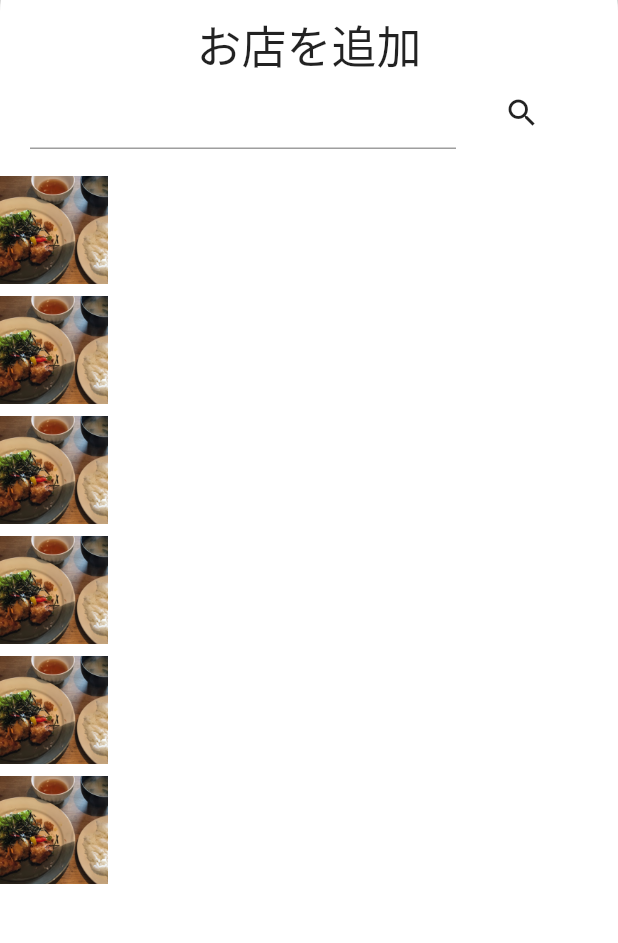
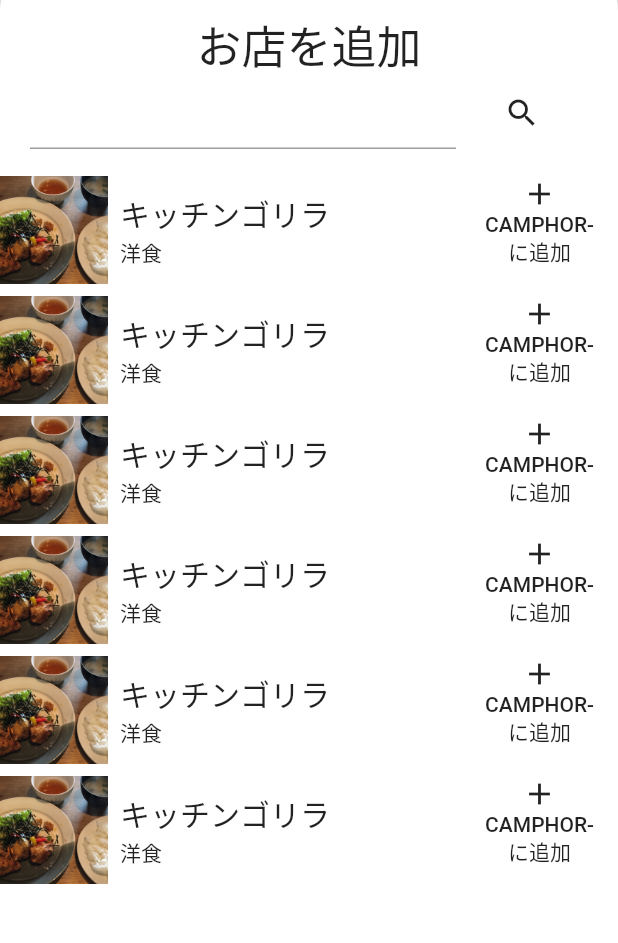
Before and after one commit to atrn0/goyotashi_client, a Flutter app: the screen it shows after launch, on a phone screen of 412 x 824 dp, the part 208-1151 px from its top. Run offline on Flutter 3.47's test engine with Material 2 defaults, Android fonts, the phone set to English and light mode, and no system bars; drawn by our look-alikes of sticky_headers.

Commit message:
レストランの検索結果を実装

```diff
--- a/lib/components/restaurants/restaurant_search_result.dart
+++ b/lib/components/restaurants/restaurant_search_result.dart
@@ -1,12 +1,18 @@
 import 'package:flutter/cupertino.dart';
+import 'package:flutter/material.dart';
 
 class RestaurantSearchResult extends StatelessWidget {
   final _size = 72.0;
+
   @override
   Widget build(BuildContext context) {
     return Padding(
       padding: const EdgeInsets.only(top: 8),
       child: Row(
+        crossAxisAlignment: CrossAxisAlignment.start,
+        mainAxisAlignment: MainAxisAlignment.spaceBetween,
+        children: <Widget>[
+          Row(
             children: <Widget>[
               Image(
                 width: _size,
@@ -16,6 +22,31 @@ class RestaurantSearchResult extends StatelessWidget {
                   'assets/hiraganakan.jpg', // TODO: replace with real image
                 ),
               ),
+              SizedBox(width: 8),
+              Column(
+                crossAxisAlignment: CrossAxisAlignment.start,
+                children: <Widget>[
+                  Text(
+                    'キッチンゴリラ',
+                    style: TextStyle(fontSize: 20),
+                  ),
+                  Text('洋食')
+                ],
+              ),
+            ],
+          ),
+          FlatButton(
+            onPressed: () {},
+            child: Column(
+              children: <Widget>[
+                Icon(Icons.add),
+                Text(
+                  'CAMPHOR-\nに追加',
+                  textAlign: TextAlign.center,
+                ),
+              ],
+            ),
+          )
         ],
       ),
     );
```
Lines whose indentation alone changed are shown as unchanged.
